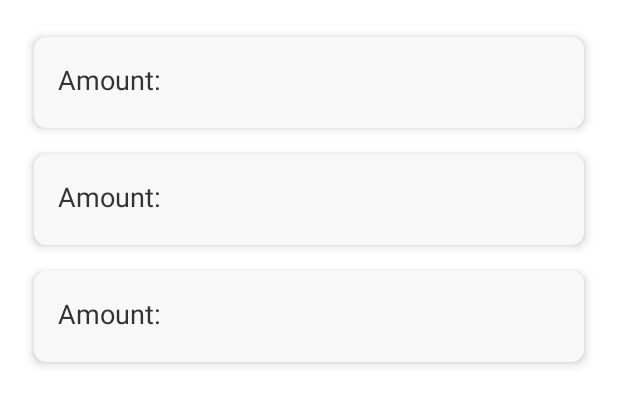
After one commit to siddhesh2304/Cashflow_Compass, an Android app: the layout activity_transactions.xml on its own in the app's theme, with its tools: preview values and no code run, on a phone screen of 412 x 824 dp. The commit adds this screen. Shown: the top 405 px of the screen. Run offline under Robolectric (Android 15) with nearby library versions, the phone set to English and light mode, and no system bars.

Commit message:
added transactions screen functionality

```diff
--- a/app/src/main/res/layout/activity_dashboard.xml
+++ b/app/src/main/res/layout/activity_dashboard.xml
@@ -28,6 +28,7 @@
         android:layout_marginTop="286dp"
         android:layout_marginEnd="16dp"
         android:layout_marginBottom="16dp"
+        android:onClick = "createtransaction"
 
         android:text="Transactions" />
 
--- /dev/null
+++ b/app/src/main/res/layout/activity_transactions.xml
@@ -0,0 +1,18 @@
+<?xml version="1.0" encoding="utf-8"?>
+<androidx.constraintlayout.widget.ConstraintLayout
+    xmlns:android="http://schemas.android.com/apk/res/android"
+    xmlns:app="http://schemas.android.com/apk/res-auto"
+    xmlns:tools="http://schemas.android.com/tools"
+    android:layout_width="match_parent"
+    android:layout_height="match_parent"
+    tools:context=".TransactionsActivity">
+
+    <androidx.recyclerview.widget.RecyclerView
+        android:id="@+id/recyclerView"
+        android:layout_width="match_parent"
+        android:layout_height="match_parent"
+        android:padding="16dp"
+        app:layoutManager="androidx.recyclerview.widget.LinearLayoutManager"
+        tools:listitem="@layout/list_item" />
+
+</androidx.constraintlayout.widget.ConstraintLayout>
--- /dev/null
+++ b/app/src/main/res/layout/list_item.xml
@@ -0,0 +1,32 @@
+<!-- list_item.xml -->
+<androidx.cardview.widget.CardView
+    xmlns:android="http://schemas.android.com/apk/res/android"
+    xmlns:app="http://schemas.android.com/apk/res-auto"
+    xmlns:tools="http://schemas.android.com/tools"
+    android:layout_width="match_parent"
+    android:layout_height="wrap_content"
+    app:cardBackgroundColor="#F8F8F8"
+    app:cardCornerRadius="8dp"
+    app:cardElevation="4dp"
+    app:cardUseCompatPadding="true"
+    app:contentPadding="16dp">
+
+    <LinearLayout
+        android:layout_width="match_parent"
+        android:layout_height="wrap_content"
+        android:orientation="vertical">
+
+        <TextView
+            android:id="@+id/transactionAmount"
+            android:layout_width="wrap_content"
+            android:layout_height="wrap_content"
+            android:text="Amount: "
+            android:textSize="18sp"
+            android:textColor="#333333"
+            android:layout_marginBottom="4dp" />
+
+
+
+        <!-- Add additional TextViews for other transaction details as needed -->
+    </LinearLayout>
+</androidx.cardview.widget.CardView>
```
Also changed, not shown: app/src/main/AndroidManifest.xml (+2 -5 lines), app/src/main/java/com/example/cashflowcompass/Dashboard_activity.java (+9 -0 lines), app/src/main/java/com/example/cashflowcompass/MainActivity.java (+9 -1 lines), app/src/main/java/com/example/cashflowcompass/SelectBankActivity.java (+10 -0 lines), app/src/main/java/com/example/cashflowcompass/TransactionDataManager.java (+20 -21 lines), app/src/main/java/com/example/cashflowcompass/TransactionsActivity.java (added, +38 -0 lines), app/src/main/res/layout/transactions.xml (added, +11 -0 lines).
